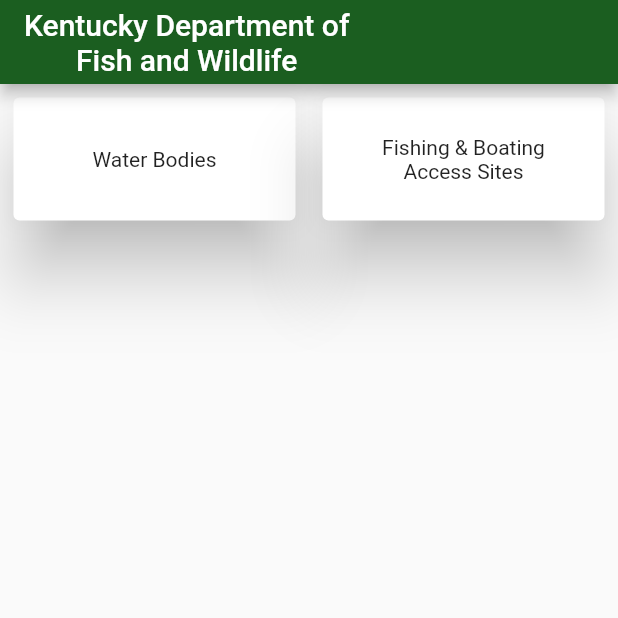
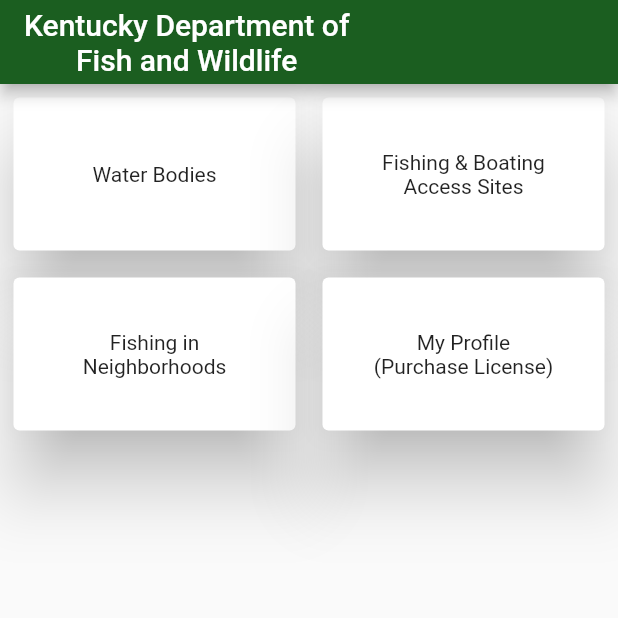
Before and after one commit to gquarles/FWW, a Flutter app: the screen it shows after launch, on a phone screen of 412 x 824 dp, the top half of it. Run offline on Flutter 3.47's test engine with Material 2 defaults, Android fonts, the phone set to English and light mode, and no system bars; our stand-ins replace google_maps_flutter, shared_preferences.

Commit message:
Add FINS

```diff
--- a/lib/main.dart
+++ b/lib/main.dart
@@ -1,4 +1,4 @@
-import 'package:FWW/api/WaterBodyApi.dart';
+import 'package:FWW/screens/FINSMap.dart';
 import 'package:FWW/screens/waterAccessMap.dart';
 import 'package:FWW/screens/waterBodyList.dart';
 import 'package:flutter/material.dart';
@@ -46,7 +46,7 @@ class MapSampleState extends State<MapSample> {
               Expanded(
                 child: Container(
                   padding: EdgeInsets.all(5),
-                  height: 100,
+                  height: 120,
                   child: InkWell(
                     onTap: () {
                       Navigator.push(
@@ -68,7 +68,7 @@ class MapSampleState extends State<MapSample> {
               Expanded(
                 child: Container(
                   padding: EdgeInsets.all(5),
-                  height: 100,
+                  height: 120,
                   child: InkWell(
                     onTap: () {
                       Navigator.push(
@@ -95,6 +95,66 @@ class MapSampleState extends State<MapSample> {
               ),
             ],
           ),
+          Row(
+            children: [
+              Expanded(
+                child: Container(
+                  padding: EdgeInsets.all(5),
+                  height: 120,
+                  child: InkWell(
+                    onTap: () {
+                      Navigator.push(
+                        context,
+                        MaterialPageRoute(
+                          builder: (context) => FINSMap(),
+                        ),
+                      );
+                    },
+                    child: Card(
+                      elevation: 20,
+                      child: Center(
+                        child: Column(
+                          mainAxisAlignment: MainAxisAlignment.center,
+                          children: [
+                            Text('Fishing in'),
+                            Text('Neighborhoods'),
+                          ],
+                        ),
+                      ),
+                    ),
+                  ),
+                ),
+              ),
+              Expanded(
+                child: Container(
+                  padding: EdgeInsets.all(5),
+                  height: 120,
+                  child: InkWell(
+                    onTap: () {
+                      Navigator.push(
+                        context,
+                        MaterialPageRoute(
+                          builder: (context) => WaterAccessMap(),
+                        ),
+                      );
+                    },
+                    child: Card(
+                      elevation: 20,
+                      child: Center(
+                        child: Column(
+                          mainAxisAlignment: MainAxisAlignment.center,
+                          children: [
+                            Text('My Profile'),
+                            Text('(Purchase License)'),
+                          ],
+                        ),
+                      ),
+                    ),
+                  ),
+                ),
+              ),
+            ],
+          )
         ],
       ),
     );
```
Also changed, not shown: lib/api/FINSApi.dart (added, +114 -0 lines), lib/screens/FINSMap.dart (added, +82 -0 lines), lib/screens/waterBodyDetail.dart (+44 -6 lines).
